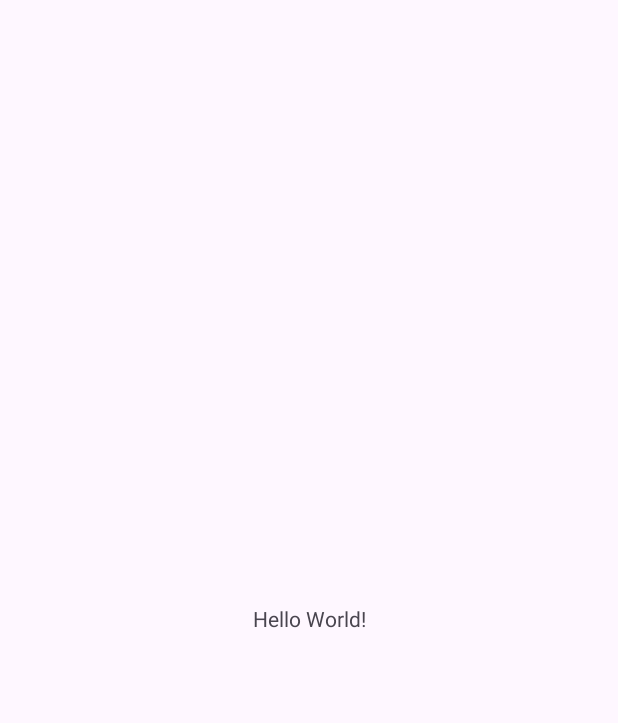
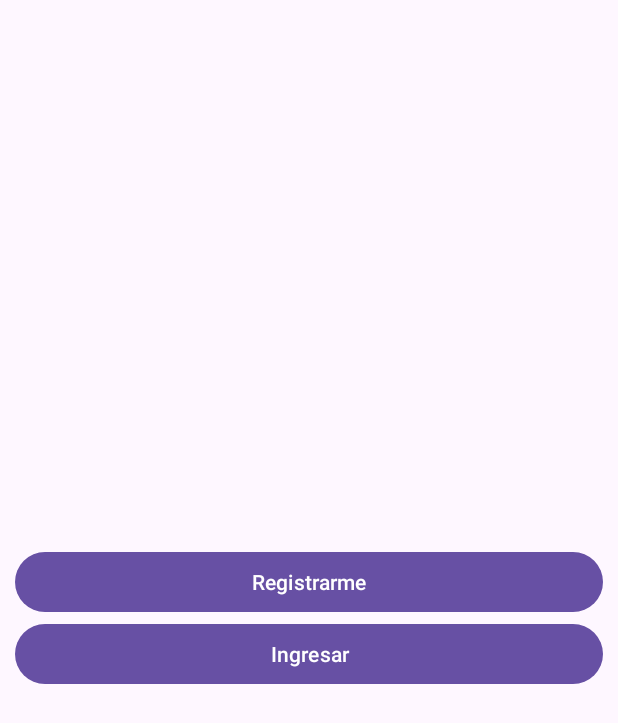
Before and after one commit to vilo0812/Proyecto_Chat_App_Kotlin_Curso, an Android app: the screen it shows after launch (MainActivity before the commit, Inicio after it), on a phone screen of 412 x 824 dp. Before the commit the part shown is almost empty. Shown: the top 723 px of the screen. Run offline under Robolectric (Android 15) with nearby library versions, the phone set to English and light mode, and no system bars; our stand-ins replace Firebase (no records; nobody signed in at launch, a user with empty details on screens opened directly).

Commit message:
creamos el registro

```diff
--- /dev/null
+++ b/app/src/main/java/com/gabrielviloria/proyectochatapp_kotlin_/Inicio.kt
@@ -0,0 +1,49 @@
+package com.gabrielviloria.proyectochatapp_kotlin_
+
+import android.content.Intent
+import android.os.Bundle
+import android.widget.Button
+import android.widget.Toast
+import androidx.appcompat.app.AppCompatActivity
+import com.google.firebase.auth.FirebaseAuth
+import com.google.firebase.auth.FirebaseUser
+
+class Inicio : AppCompatActivity() {
+    private lateinit var Btn_ir_registros : Button
+    private lateinit var Btn_ir_logeo : Button
+
+    var firebaseUser : FirebaseUser?=null
+    override fun onCreate(savedInstanceState: Bundle?) {
+        super.onCreate(savedInstanceState)
+        setContentView(R.layout.activity_inicio)
+
+        Btn_ir_registros = findViewById(R.id.Btn_ir_registro)
+        Btn_ir_logeo = findViewById(R.id.Btn_ir_logeo)
+
+        Btn_ir_registros.setOnClickListener{
+            val intent = Intent(this@Inicio, RegistroActivity::class.java)
+            Toast.makeText(applicationContext, "Registros",Toast.LENGTH_SHORT).show()
+            startActivity(intent)
+        }
+
+        Btn_ir_logeo.setOnClickListener{
+            val intent = Intent(this@Inicio, RegistroActivity::class.java)
+            Toast.makeText(applicationContext,"Login",Toast.LENGTH_SHORT).show()
+            startActivity(intent)
+        }
+    }
+    private fun ComprobarSesion(){
+        firebaseUser = FirebaseAuth.getInstance().currentUser
+        if(firebaseUser!=null){
+            val intent = Intent(this@Inicio,MainActivity::class.java)
+            Toast.makeText(applicationContext,"La sesion esta activa",Toast.LENGTH_SHORT).show()
+            startActivity(intent)
+            finish()
+        }
+    }
+
+    override fun onStart() {
+        ComprobarSesion()
+        super.onStart()
+    }
+}
--- a/app/src/main/java/com/gabrielviloria/proyectochatapp_kotlin_/SplashScreen.kt
+++ b/app/src/main/java/com/gabrielviloria/proyectochatapp_kotlin_/SplashScreen.kt
@@ -18,16 +18,16 @@ class SplashScreen : AppCompatActivity() {
            v.setPadding(systemBars.left, systemBars.top, systemBars.right, systemBars.bottom)
             insets
         }
-        MostrarBienvenida()
+        mostrarBienvenida()
     }
-    fun MostrarBienvenida(){
+    private fun mostrarBienvenida(){
         object : CountDownTimer(3000,1000){
             override fun onTick(p0: Long) {
                 //TODO("Not yet implemented")
             }
 
             override fun onFinish() {
-                val intent = Intent(applicationContext, MainActivity::class.java)
+                val intent = Intent(applicationContext, Inicio::class.java)
                 startActivity(intent)
                 finish()
             }
--- /dev/null
+++ b/app/src/main/res/layout/activity_inicio.xml
@@ -0,0 +1,26 @@
+<?xml version="1.0" encoding="utf-8"?>
+<RelativeLayout
+    xmlns:tools="http://schemas.android.com/tools"
+    xmlns:android="http://schemas.android.com/apk/res/android"
+    android:id="@+id/main"
+    android:layout_width="match_parent"
+    android:layout_height="match_parent"
+    tools:context=".Inicio">
+    <LinearLayout
+        android:layout_width="match_parent"
+        android:layout_height="match_parent"
+        android:orientation="vertical"
+        android:gravity="center"
+        android:padding="10dp">
+        <Button
+            android:id="@+id/Btn_ir_registro"
+            android:text="@string/Btn_ir_registro"
+            android:layout_width="match_parent"
+            android:layout_height="wrap_content"/>
+        <Button
+            android:id="@+id/Btn_ir_logeo"
+            android:text="@string/Btn_ir_logeo"
+            android:layout_width="match_parent"
+            android:layout_height="wrap_content"/>
+    </LinearLayout>
+</RelativeLayout>
--- a/app/src/main/res/values/strings.xml
+++ b/app/src/main/res/values/strings.xml
@@ -1,4 +1,15 @@
 <resources>
     <string name="app_name">Chat App - Kotlin_</string>
     <string name="nombre_desarrollador">Gabriel Viloria</string>
+
+    <string name="Btn_ir_registro">Registrarme</string>
+    <string name="Btn_ir_logeo">Ingresar</string>
+
+    <string name="R_Et_nombre_usuario">Nombre de usuario</string>
+    <string name="R_Et_email">Correo electrónico</string>
+    <string name="R_Et_password">Contraseña</string>
+    <string name="R_Et_r_password">Repita su contraseña</string>
+    <string name="Btn_registrar">Registrar</string>
+
+    <string name="menu_salir">Cerrar sesión</string>
 </resources>
--- a/build.gradle
+++ b/build.gradle
@@ -1,5 +1,6 @@
 // Top-level build file where you can add configuration options common to all sub-projects/modules.
 plugins {
-alias(libs.plugins.android.application) apply false
+    alias(libs.plugins.android.application) apply false
     alias(libs.plugins.jetbrains.kotlin.android) apply false
+    id 'com.google.gms.google-services' version '4.4.2' apply false
 }
```
Also changed, not shown: app/build.gradle (+5 -2 lines), app/src/main/AndroidManifest.xml (+14 -4 lines), app/src/main/java/com/gabrielviloria/proyectochatapp_kotlin_/LoginActivity.kt (added, +20 -0 lines), app/src/main/java/com/gabrielviloria/proyectochatapp_kotlin_/MainActivity.kt (+25 -0 lines), app/src/main/java/com/gabrielviloria/proyectochatapp_kotlin_/RegistroActivity.kt (added, +109 -0 lines), app/src/main/res/layout/activity_login.xml (added, +10 -0 lines), app/src/main/res/layout/activity_registro.xml (added, +50 -0 lines), app/src/main/res/menu/menu_principal.xml (added, +9 -0 lines), 1 other file.
